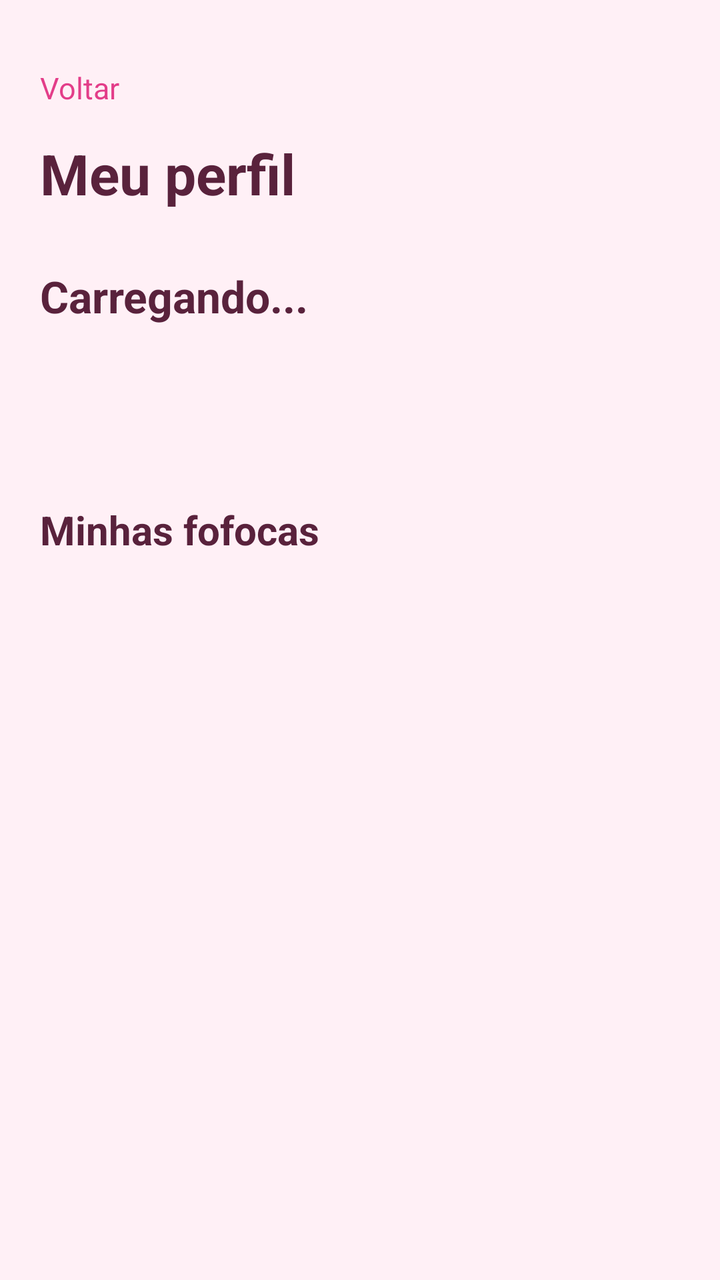
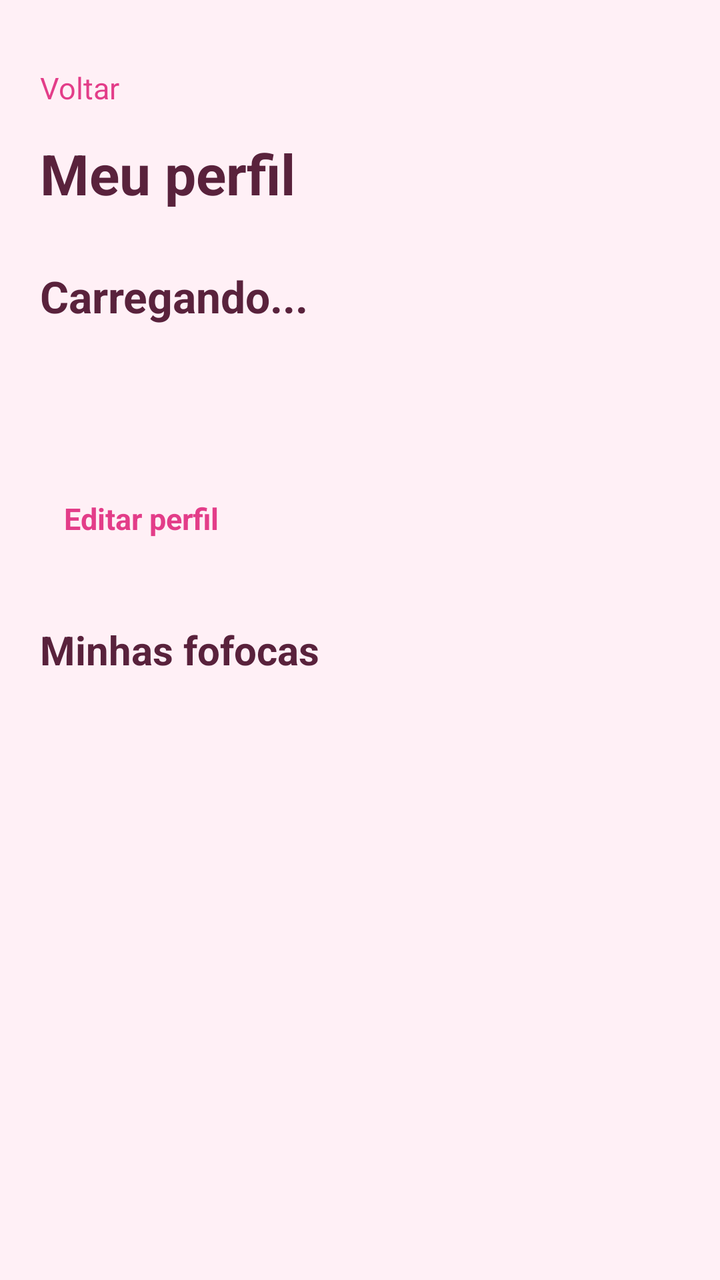

Before-and-after screenshots of an Android layout around one commit, followed by the original layout XML and the change that was made.
<!-- AndroidManifest.xml: application theme Theme.Fofoca -->
<!-- res/layout/activity_perfil.xml -->
<?xml version="1.0" encoding="utf-8"?>
<LinearLayout
    xmlns:android="http://schemas.android.com/apk/res/android"
    android:id="@+id/main"
    android:layout_width="match_parent"
    android:layout_height="match_parent"
    android:orientation="vertical"
    android:background="@color/fofoca_fundo"
    android:padding="20dp">

    <TextView
        android:id="@+id/tvVoltarPerfil"
        android:layout_width="wrap_content"
        android:layout_height="48dp"
        android:gravity="center_vertical"
        android:text="Voltar"
        android:textSize="15sp"
        android:textColor="@color/fofoca_rosa"/>

    <TextView
        android:layout_width="match_parent"
        android:layout_height="wrap_content"
        android:text="Meu perfil"
        android:textSize="28sp"
        android:textStyle="bold"
        android:textColor="@color/fofoca_texto"/>

    <TextView
        android:id="@+id/tvNomePerfil"
        android:layout_width="match_parent"
        android:layout_height="wrap_content"
        android:layout_marginTop="28dp"
        android:text="Carregando..."
        android:textSize="22sp"
        android:textStyle="bold"
        android:textColor="@color/fofoca_texto"/>

    <TextView
        android:id="@+id/tvUsuarioPerfil"
        android:layout_width="match_parent"
        android:layout_height="wrap_content"
        android:layout_marginTop="6dp"
        android:textSize="16sp"
        android:textColor="@color/fofoca_rosa"/>

    <TextView
        android:id="@+id/tvEmailPerfil"
        android:layout_width="match_parent"
        android:layout_height="wrap_content"
        android:layout_marginTop="14dp"
        android:textSize="14sp"
        android:textColor="@color/fofoca_secundario"/>


    <TextView
        android:layout_width="match_parent"
        android:layout_height="wrap_content"
        android:layout_marginTop="28dp"
        android:text="Minhas fofocas"
        android:textSize="20sp"
        android:textStyle="bold"
        android:textColor="@color/fofoca_texto"/>

    <TextView
        android:id="@+id/tvSemPostsPerfil"
        android:layout_width="match_parent"
        android:layout_height="wrap_content"
        android:layout_marginTop="16dp"
        android:text="Nenhuma fofoca publicada ainda."
        android:textSize="14sp"
        android:textColor="@color/fofoca_secundario"
        android:visibility="gone"/>

    <androidx.recyclerview.widget.RecyclerView
        android:id="@+id/rvPostsPerfil"
        android:layout_width="match_parent"
        android:layout_height="0dp"
        android:layout_weight="1"
        android:layout_marginTop="16dp"
        android:clipToPadding="false"/>

</LinearLayout>
<!-- resources referenced by this layout -->
<resources>
  <color name="fofoca_fundo">#FFF0F6</color>
  <color name="fofoca_rosa">#E33D89</color>
  <color name="fofoca_secundario">#986E84</color>
  <color name="fofoca_texto">#59223C</color>
  <style name="Theme.Fofoca" parent="Base.Theme.Fofoca" />
  <style name="Base.Theme.Fofoca" parent="Theme.Material3.DayNight.NoActionBar">
          
          
      </style>
</resources>

<!-- the commit's change to res/layout/activity_perfil.xml (unified diff, before → after) -->
@@ -51,6 +51,18 @@
         android:textSize="14sp"
         android:textColor="@color/fofoca_secundario"/>
 
+    <TextView
+        android:id="@+id/tvEditarPerfil"
+        android:layout_width="wrap_content"
+        android:layout_height="48dp"
+        android:layout_marginTop="12dp"
+        android:gravity="center_vertical"
+        android:paddingHorizontal="12dp"
+        android:text="Editar perfil"
+        android:textSize="15sp"
+        android:textStyle="bold"
+        android:textColor="@color/fofoca_rosa"/>
+
 
     <TextView
         android:layout_width="match_parent"
